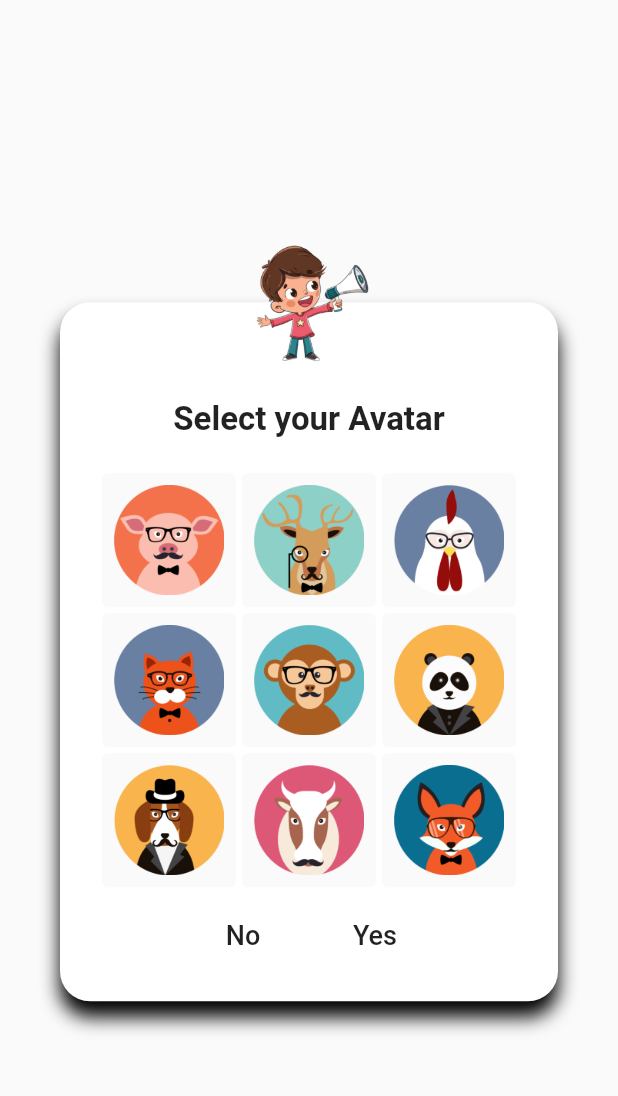
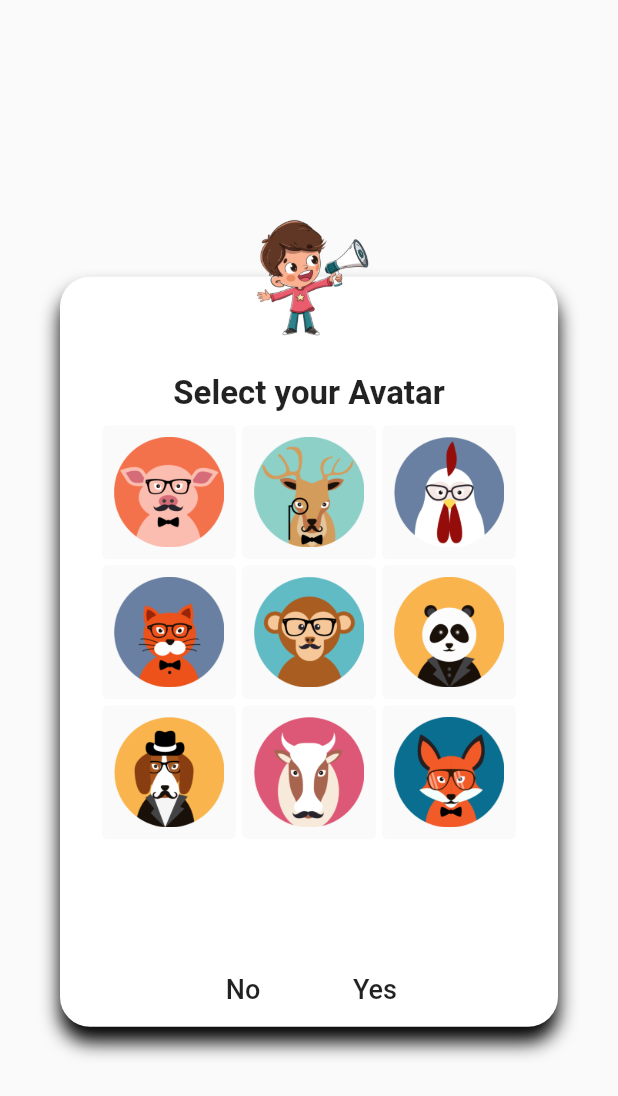
Before and after one commit to Nauta64/MOW, a Flutter app: the CustomDialogSelectAvatar widget shown alone on an empty page, opened directly, on a phone screen of 412 x 824 dp. Shown: the top 1096 px of the screen. Run offline on Flutter 3.47's test engine with Material 2 defaults, Android fonts, the phone set to English and light mode, and no system bars; our stand-ins replace flutter_rating_bar, flutter_tts, image_picker, page_transition, share_plus, shared_preferences; missing offline and left inert: flutter_animator, simple_timer; accounts and stored records are empty; network calls fail; project files that could hold a hidden picture were left out.

Commit message:
prueba avatares2

```diff
--- a/lib/Synonyms/synonym.dart
+++ b/lib/Synonyms/synonym.dart
@@ -382,7 +382,7 @@ class _SpellViewState extends State<SynView>
           barrierDismissible: false,
           builder: (BuildContext context) {
             return CustomDialogHowTo(
-              title: "How To Play Spell",
+              title: "How To Play Synonyms",
               descriptions: "The game starts with 3 lives.?",
               text: "Yes",
               text2: "No",
--- a/lib/dialog_selectAvatar.dart
+++ b/lib/dialog_selectAvatar.dart
@@ -81,6 +81,8 @@ class _CustomDialogBoxState extends State<CustomDialogSelectAvatar> {
     return Stack(
       children: <Widget>[
         Container(
+          width: 600,
+          height: 500,
           padding: EdgeInsets.only(
               left: Constants.padding,
               top: Constants.avatarRadius + Constants.padding,
@@ -102,11 +104,9 @@ class _CustomDialogBoxState extends State<CustomDialogSelectAvatar> {
                 widget.title,
                 style: TextStyle(fontSize: 22, fontWeight: FontWeight.w600),
               ),
-              SizedBox(
-                height: 15,
-              ),
-              SingleChildScrollView(child: Container(
-
+             Container(
+               width: 500,
+               height: 350,
                child: GridView.count(
                  shrinkWrap: true,
                  restorationId: 'grid_view_demo_grid_offset',
@@ -119,7 +119,8 @@ class _CustomDialogBoxState extends State<CustomDialogSelectAvatar> {
                    return image(photo.assetName);
                  }).toList(),
                ),
-              ),),
+             ),
+            Padding(padding: EdgeInsets.only(top:10)),
               Row(
                 mainAxisAlignment: MainAxisAlignment.center,
                 children: [
```
Also changed, not shown: lib/profile.dart (+27 -4 lines). Lines whose indentation alone changed are shown as unchanged.
